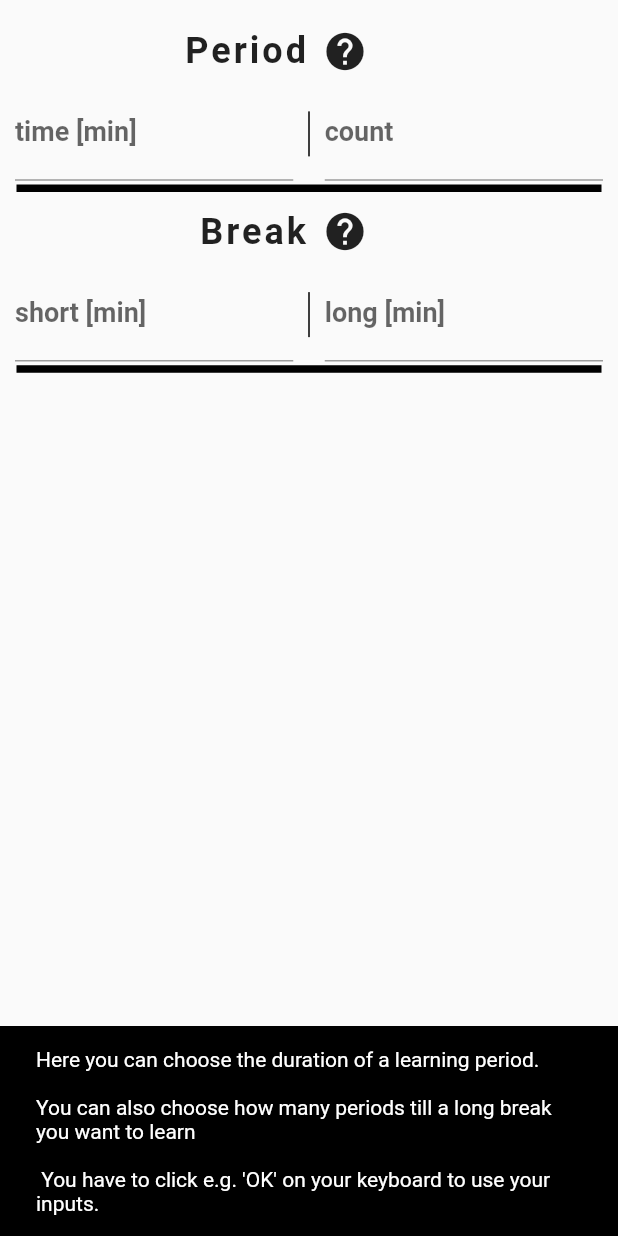
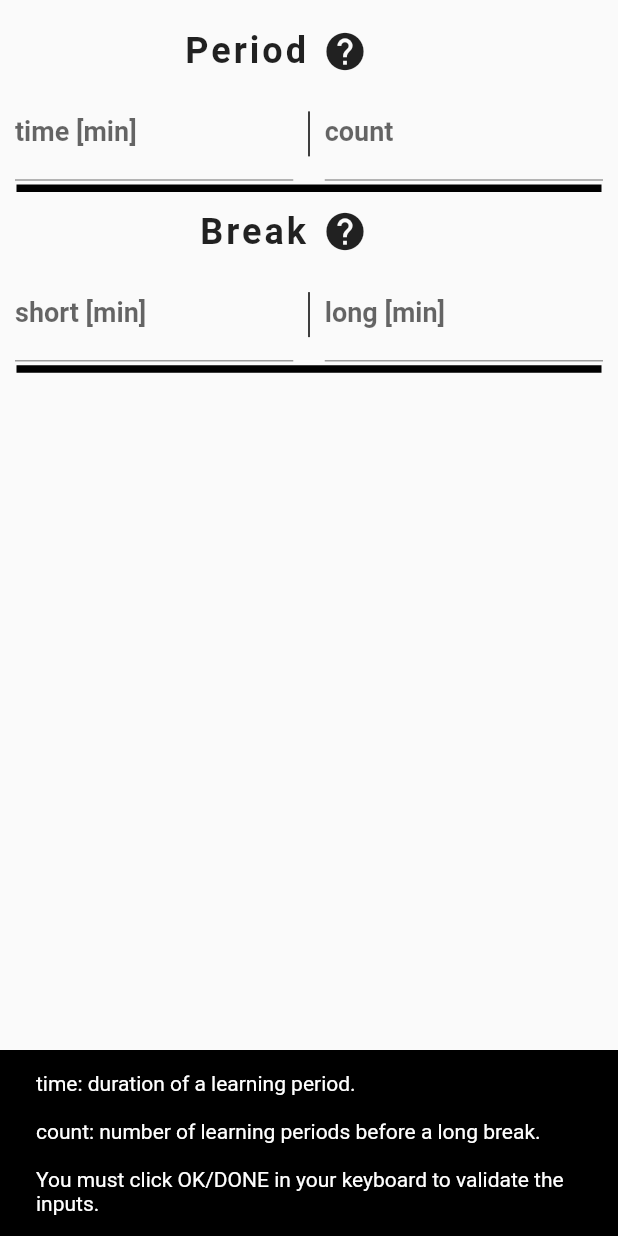
Before and after one commit to mobileappdevhm19/lust-LibraryUniversalSwissTool, a Flutter app: what pomodoroDescription() shows on an empty page, opened directly, after a tap on the "help" icon, on a phone screen of 412 x 824 dp. Run offline on Flutter 3.47's test engine with Material 2 defaults, Android fonts, the phone set to English and light mode, and no system bars; our stand-ins replace charts_flutter, cloud_firestore, firebase_auth, geolocator, shared_preferences; accounts and stored records are empty.

Commit message:
ortography pomodoro fixed

```diff
--- a/lust/lib/main.dart
+++ b/lust/lib/main.dart
@@ -21,7 +21,7 @@ class Lust extends StatelessWidget {
         auth: new Auth(),
         lockerNumber: new LockerNumber(lockerNumber: "not specified"),
         child: MaterialApp(
-            title: 'Flutter Code Sample for material.AppBar.actions',
+            title: 'LUST',
             theme: ThemeData(
               primarySwatch: Colors.blue,
             ),
--- a/lust/lib/pages/pomodoroPage/pomodoroPage.dart
+++ b/lust/lib/pages/pomodoroPage/pomodoroPage.dart
@@ -130,7 +130,6 @@ class PomodoroState extends State<PomodoroPage> {
 
    void _signOut() {
      var auth = AuthProvider.of(context).auth;
-     print("CURRENT USER: mateo mateo");
      try {
        auth.signOut();
        MenuDrawer.switchPage(context, RootPage());
--- a/lust/lib/widgets/pomodoroPage/pomodoroDescription.dart
+++ b/lust/lib/widgets/pomodoroPage/pomodoroDescription.dart
@@ -24,11 +24,11 @@ class pomodoroDescription extends StatelessWidget {
   Color errorCol=Colors.red;
   Color infoCol=Colors.black;
 
-  static String haveToClickOK="\n \n You have to click e.g. 'OK' on your keyboard to use your inputs.";
+  static String haveToClickOK="\n \nYou must click OK/DONE in your keyboard to validate the inputs.";
   String breakSnackText="Here you can change the duration of short and long breaks."+haveToClickOK;
 
-  String periodSnackText="Here you can choose the duration of a learning period. \n\n"
-                          "You can also choose how many periods till a long break you want to learn"+haveToClickOK;
+  String periodSnackText="time: duration of a learning period. \n\n"
+                          "count: number of learning periods before a long break."+haveToClickOK;
 
 
   TextEditingController  periodTimeController;
@@ -273,21 +273,21 @@ class pomodoroDescription extends StatelessWidget {
 
       if(varName !=""){
         snackText="Your Input for '"+varName+"' is <=0. \n"
-            "Pomodoro Timer will still use the old value: "+oldVal;
+            "Pomodoro Timer will use the previous value: "+oldVal;
         printSnackBoc(snackText, errorCol);
         return false;
       }
 
       //info messages (multiple messages after another possible)
     if(shortBreakTime>=periodTime || longBreakTime>=periodTime){
-      snackText="Breaktime is longer than your learning time! \n"
-          "You are so lazy";
+      snackText="Breaktime is longer than learning time! \n"
+          "You are too lazy!";
       printSnackBoc(snackText, infoCol);
     }
 
     if(shortBreakTime> longBreakTime){
-      snackText="short break time longer than long break Time \n"
-          "That is useless";
+      snackText="Short break > Long break \n"
+          "That makes no sense";
       printSnackBoc(snackText, infoCol);
     }
 
--- a/lust/lib/widgets/pomodoroPage/pomodoroTimer.dart
+++ b/lust/lib/widgets/pomodoroPage/pomodoroTimer.dart
@@ -47,9 +47,9 @@ class PomodoroTimer extends StatefulWidget {
   void updateValues(int periodTime, int shortBreakTime, int longBreakTime, int countPeriods){
     statuslist.clear();
     statuslist.add(statusClass(-1, ""));
-    statuslist.add(statusClass(periodTime * 60, "actual you have to learn!"));
-    statuslist.add(statusClass(shortBreakTime * 60, "make a short break"));
-    statuslist.add(statusClass(longBreakTime * 60, "make a long break"));
+    statuslist.add(statusClass(periodTime * 60, "Time to study!"));
+    statuslist.add(statusClass(shortBreakTime * 60, "Make a short break"));
+    statuslist.add(statusClass(longBreakTime * 60, "Make a long break"));
 
     this.countPeriods = countPeriods;
   }
@@ -80,7 +80,7 @@ class PomodoroTimerState extends State<PomodoroTimer> {
   int actTimerSeconds;
   String actTimeMinutesSeconds = "";
   Status actStatus; //=Status.nothing; //initial
-  String initialStatusText = "Click on 'Start' to start the pomodoro timer";
+  String initialStatusText = "Click on 'Start' to initiate the Pomodoro Timer";
   String actStatusText;
   int startTime;
   bool isRunning = false;
@@ -245,9 +245,9 @@ class PomodoroTimerState extends State<PomodoroTimer> {
       actStatusText=descriptionText();//update desc text
     }else{ //only for testing
       statuslist.add(statusClass(-1, ""));
-      statuslist.add(statusClass(25, "actual you have to learn!"));
-      statuslist.add(statusClass(9, "make a short break"));
-      statuslist.add(statusClass(15, "make a long break"));
+      statuslist.add(statusClass(25, "Time to study!"));
+      statuslist.add(statusClass(9, "Make a short break"));
+      statuslist.add(statusClass(15, "Make a long break"));
 
       this.countPeriods = 3;
       this.statuslist = statuslist;
@@ -431,7 +431,7 @@ class PomodoroTimerState extends State<PomodoroTimer> {
         ),
         // usually buttons at the bottom of the dialog
         new FlatButton(
-          child: new Text("reset"),
+          child: new Text("Reset"),
           onPressed: () {
             resetValues();
           },
@@ -573,7 +573,7 @@ class PomodoroTimerState extends State<PomodoroTimer> {
       p+="s";
     }
     ret +="\n";
-    ret +=(countPeriods-actPeriod).toString() +p+" till next long break";
+    ret +=(countPeriods-actPeriod).toString() +p+" until next long break";
     return ret;
   }
 
```
